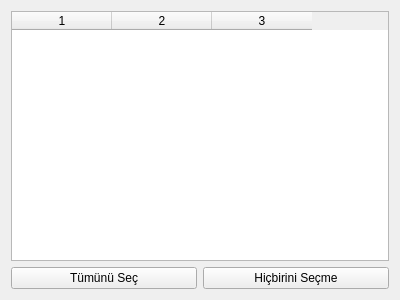
The window that participantlist.ui (atakli/EtkinlikKayit) describes before a commit, drawn with Qt 5.
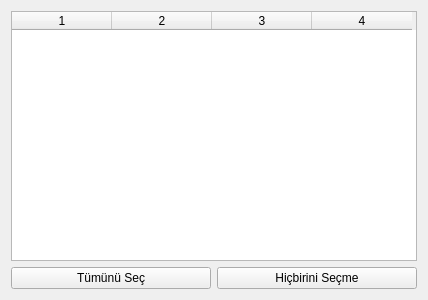
The same window after the commit.

The edit to the form file:
```diff
--- a/participantlist.ui
+++ b/participantlist.ui
@@ -6,7 +6,7 @@
    <rect>
     <x>0</x>
     <y>0</y>
-    <width>400</width>
+    <width>428</width>
     <height>300</height>
    </rect>
   </property>
@@ -32,11 +32,12 @@
       <number>0</number>
      </property>
      <property name="columnCount">
-      <number>3</number>
+      <number>4</number>
      </property>
      <column/>
      <column/>
      <column/>
+     <column/>
     </widget>
    </item>
    <item>
```
